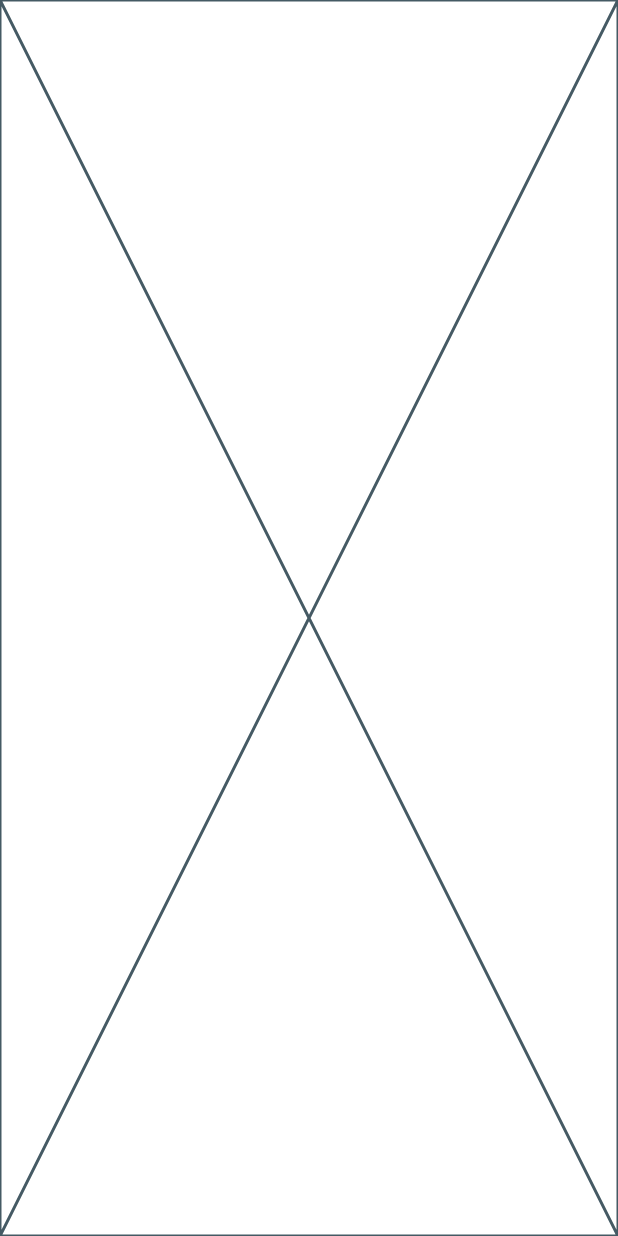
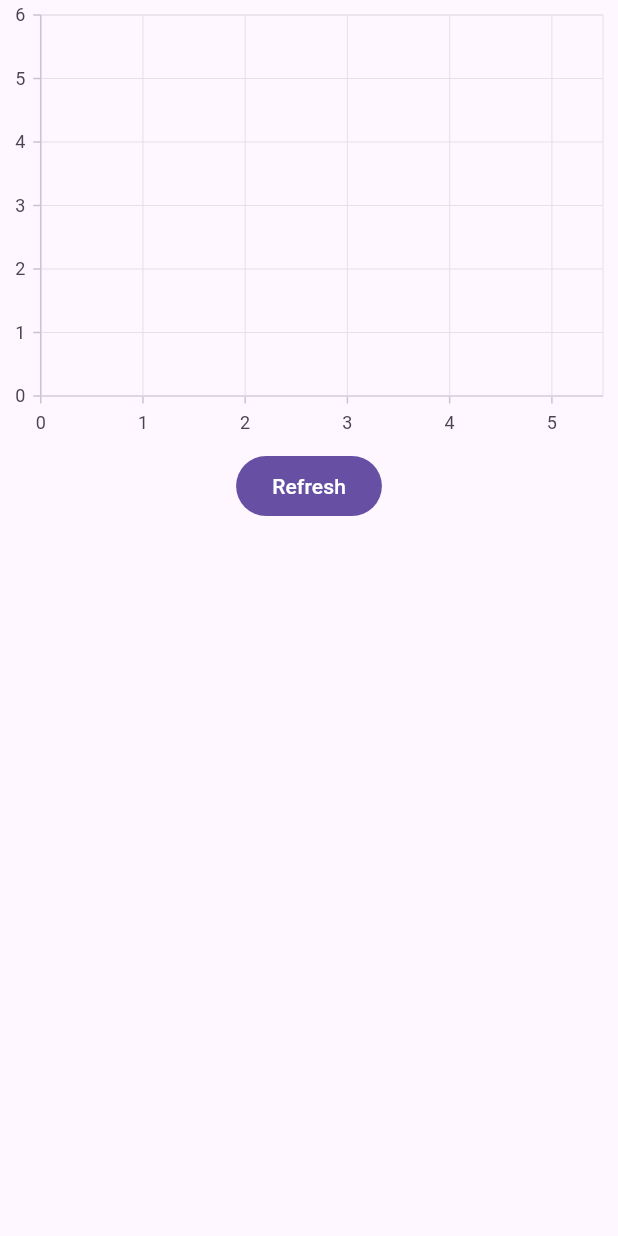
Before and after one commit to Delwn/Main-Project, a Flutter app: the HomeScreen screen opened directly, after a tap on "View History", on a phone screen of 412 x 824 dp. Run offline on Flutter 3.47's test engine with Material 3 defaults, Android fonts, the phone set to English and light mode, and no system bars; our stand-ins replace cloud_firestore, firebase_auth, firebase_core, firebase_database, fluttertoast, get and 2 more; accounts and stored records are empty.

Commit message:
added chart's basics

```diff
--- /dev/null
+++ b/main_project_app/lib/Controllers/history_controller.dart
@@ -0,0 +1,33 @@
+import 'package:cloud_firestore/cloud_firestore.dart';
+import 'package:get/get.dart';
+
+class XValue {
+  int index = 0;
+  double value = 0;
+}
+
+class HistoryController extends GetxController {
+  final FirebaseFirestore db = Get.find();
+  List<XValue> xValues = [];
+  List<double> yValues = [];
+
+  @override
+  onInit() {
+    super.onInit();
+    print("here");
+    getHistoryData();
+  }
+
+  getHistoryData() {
+    final docRef = db.collection("Real_Time_Data");
+    docRef.get().then(
+      (QuerySnapshot doc) {
+        var dataList = doc.docs.first;
+        // for(Map<String, dynamic> x in dataList) {
+        //
+        // }
+      },
+      onError: (e) => print("Error getting document: $e"),
+    );
+  }
+}
--- a/main_project_app/lib/Controllers/home_controller.dart
+++ b/main_project_app/lib/Controllers/home_controller.dart
@@ -34,7 +34,7 @@ class HomeController extends GetxController {
   }
 
   initFirebaseConnection() async {
-    final db = FirebaseFirestore.instance;
+    final db = Get.put(FirebaseFirestore.instance);
     final docRef = db.collection("vibdata").doc("realtimedata");
     docRef.snapshots().listen(
           onFirebaseEvent,
--- a/main_project_app/lib/screens/history_screen.dart
+++ b/main_project_app/lib/screens/history_screen.dart
@@ -1,10 +1,32 @@
 import 'package:flutter/material.dart';
+import 'package:get/get.dart';
+import 'package:main_project_app/Controllers/history_controller.dart';
+import 'package:syncfusion_flutter_charts/charts.dart';
 
 class HistoryScreen extends StatelessWidget {
-  const HistoryScreen({Key? key}) : super(key: key);
+  HistoryScreen({Key? key}) : super(key: key);
+  HistoryController controller = Get.put(HistoryController());
 
   @override
   Widget build(BuildContext context) {
-    return const Placeholder();
+    return Scaffold(
+      body: Column(
+        crossAxisAlignment: CrossAxisAlignment.center,
+        children: [
+          SfCartesianChart(
+            series: <LineSeries<XValue, int>>[
+              LineSeries<XValue, int>(
+                  // dataSource: ,
+                  xValueMapper: (XValue xIndexValues, _) => xIndexValues.index,
+                  yValueMapper: (XValue xVibValues, _) => xVibValues.value)
+            ],
+          ),
+          FilledButton(
+            onPressed: controller.getHistoryData,
+            child: const Text("Refresh"),
+          ),
+        ],
+      ),
+    );
   }
 }
--- a/main_project_app/pubspec.yaml
+++ b/main_project_app/pubspec.yaml
@@ -42,7 +42,7 @@ dependencies:
   fluttertoast: ^8.2.4
   get: ^4.6.6
   firebase_database: ^10.4.6
-  community_charts_flutter: ^1.0.2
+  syncfusion_flutter_charts: ^24.2.9
 
 dev_dependencies:
   flutter_test:
```
Also changed, not shown: main_project_app/pubspec.lock.
